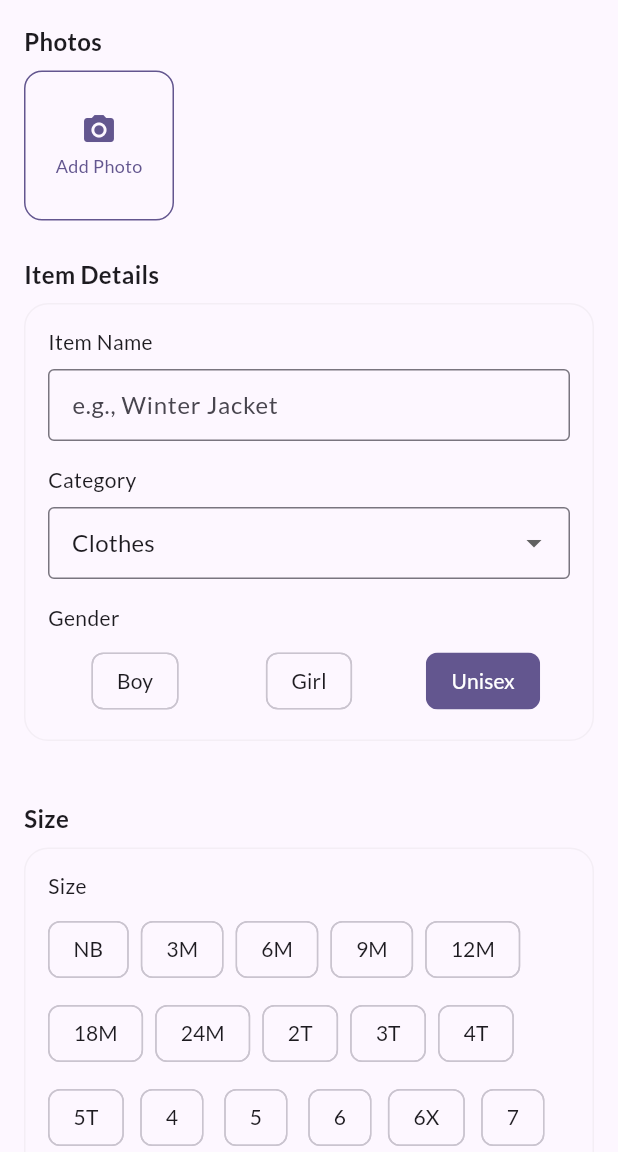
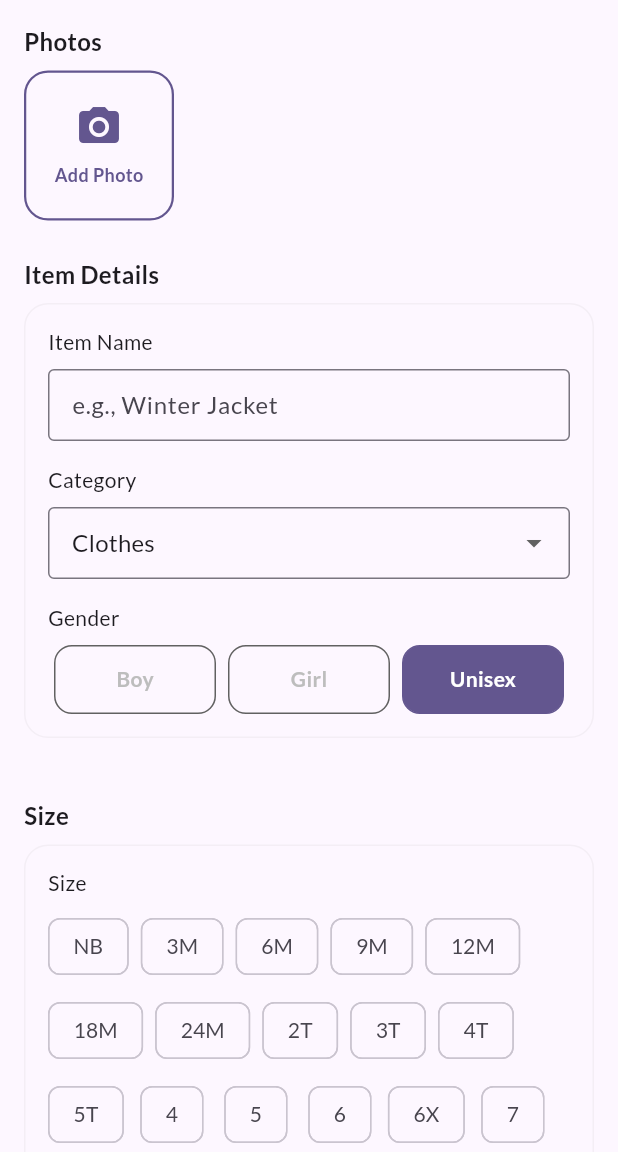
Before and after one commit to MoemenMostafa/SeasonBox, a Flutter app: the AddItemScreen screen opened by its route, on a phone screen of 412 x 824 dp, the part 84-1236 px from its top. Run offline on Flutter 3.47's test engine with Material 3 defaults, Android fonts, the phone set to English and light mode, and no system bars; our stand-ins replace cloud_firestore, drift, firebase_auth, firebase_core, go_router, google_fonts and 2 more; accounts and stored records are empty; generated files the repository leaves out were written again.

Commit message:
feat: Revamp dark theme with new color palette and component styles for inputs, buttons, cards, and chips, updating item screen UI.

```diff
--- a/lib/app/theme/theme.dart
+++ b/lib/app/theme/theme.dart
@@ -24,36 +24,83 @@ class AppTheme {
   static final ThemeData darkTheme = ThemeData(
     useMaterial3: true,
     colorScheme: const ColorScheme.dark(
-      primary: Color(0xFFBB86FC), // Lighter purple for dark mode
-      onPrimary: Colors.black,
+      primary: Color(0xFF6366F1), // Vibrant Indigo/Purple
+      onPrimary: Colors.white,
       secondary: Color(0xFF03DAC6), // Teal
       onSecondary: Colors.black,
-      surface: Color(0xFF121212), // Dark grey surface
+      surface: Color(0xFF1E293B), // Slate 800 (Card Background)
       onSurface: Color(0xFFE0E0E0), // Off-white text
       error: Color(0xFFCF6679),
     ),
-    scaffoldBackgroundColor: const Color(0xFF121212),
+    scaffoldBackgroundColor: const Color(0xFF0F172A), // Slate 900 (Background)
     appBarTheme: const AppBarTheme(
       backgroundColor: Colors.transparent,
       elevation: 0,
       iconTheme: IconThemeData(color: Colors.white),
+      titleTextStyle: TextStyle(
+        color: Colors.white,
+        fontSize: 20,
+        fontWeight: FontWeight.bold,
+      ),
     ),
-    cardColor: Colors.grey.withValues(alpha: 0.1),
+    cardColor: const Color(0xFF1E293B), // Slate 800
     cardTheme: CardThemeData(
-      color: Colors.grey.withValues(alpha: 0.1),
-      elevation: 2,
+      color: const Color(0xFF1E293B),
+      elevation: 0,
       shape: RoundedRectangleBorder(borderRadius: BorderRadius.circular(16)),
+      margin: EdgeInsets.zero,
+    ),
+    inputDecorationTheme: InputDecorationTheme(
+      filled: true,
+      fillColor:
+          const Color(0xFF334155), // Slate 700 (Input Box - Lighter than Card)
+      border: OutlineInputBorder(
+        borderRadius: BorderRadius.circular(12),
+        borderSide: BorderSide.none,
+      ),
+      enabledBorder: OutlineInputBorder(
+        borderRadius: BorderRadius.circular(12),
+        borderSide: BorderSide.none,
+      ),
+      focusedBorder: OutlineInputBorder(
+        borderRadius: BorderRadius.circular(12),
+        borderSide: const BorderSide(color: Color(0xFF6366F1), width: 2),
+      ),
+      contentPadding: const EdgeInsets.symmetric(horizontal: 16, vertical: 16),
+      hintStyle: TextStyle(color: Colors.grey.shade400),
+    ),
+    elevatedButtonTheme: ElevatedButtonThemeData(
+      style: ElevatedButton.styleFrom(
+        backgroundColor: const Color(0xFF6366F1),
+        foregroundColor: Colors.white,
+        shape: RoundedRectangleBorder(borderRadius: BorderRadius.circular(12)),
+        padding: const EdgeInsets.symmetric(vertical: 16),
+        textStyle: const TextStyle(fontSize: 16, fontWeight: FontWeight.bold),
+      ),
     ),
     bottomNavigationBarTheme: const BottomNavigationBarThemeData(
-      backgroundColor: Color(0xFF1E1E1E),
-      selectedItemColor: Color(0xFFBB86FC),
+      backgroundColor: Color(0xFF0F172A),
+      selectedItemColor: Color(0xFF6366F1),
       unselectedItemColor: Colors.grey,
     ),
     textTheme: GoogleFonts.latoTextTheme(ThemeData.dark().textTheme),
     floatingActionButtonTheme: const FloatingActionButtonThemeData(
-      backgroundColor: Color(0xFFBB86FC),
-      foregroundColor: Colors.black,
+      backgroundColor: Color(0xFF6366F1),
+      foregroundColor: Colors.white,
       shape: CircleBorder(),
+    ),
+    chipTheme: ChipThemeData(
+      backgroundColor: const Color(0xFF334155), // Slate 700 (Unselected)
+      selectedColor: const Color(0xFF6366F1), // Indigo (Selected)
+      disabledColor: Colors.grey.shade800,
+      labelStyle: const TextStyle(color: Colors.white),
+      secondaryLabelStyle: const TextStyle(color: Colors.white),
+      padding: const EdgeInsets.symmetric(horizontal: 12, vertical: 12),
+      shape: RoundedRectangleBorder(
+        borderRadius: BorderRadius.circular(8),
+        side: BorderSide.none,
+      ),
+      showCheckmark: false,
     ),
   );
 }
--- a/lib/features/items/screens/add_item_screen.dart
+++ b/lib/features/items/screens/add_item_screen.dart
@@ -53,8 +53,6 @@ class _AddItemScreenState extends State<AddItemScreen> {
 
   bool _isCustomSize = false;
   final TextEditingController _customSizeController = TextEditingController();
-
-  final List<String> _genders = ['Boy', 'Girl', 'Unisex'];
 
   // Size Constants
   static const List<String> _clothesSizes = [
@@ -335,31 +333,39 @@ class _AddItemScreenState extends State<AddItemScreen> {
                                 width: 100,
                                 margin: const EdgeInsets.only(right: 12),
                                 decoration: BoxDecoration(
+                                  color: theme.cardColor,
+                                  borderRadius: BorderRadius.circular(16),
                                   border: Border.all(
-                                      color: theme.colorScheme.primary,
-                                      style: BorderStyle
-                                          .solid), // Dashed border would require custom painter or package
-                                  borderRadius: BorderRadius.circular(12),
+                                    color: theme.colorScheme.primary,
+                                    width: 1.5,
+                                    style: BorderStyle
+                                        .solid, // Dotted border is hard in standard Flutter without package, using solid with color for now or custom painter.
+                                    // Reference shows dotted. Let's stick to solid for simplicity or use a dashed border package if available.
+                                    // Given constraints, I'll use a DashedBorder if I can, but standard Border is solid.
+                                    // I'll simulate a "dashed" look by using a specific color or just stick to the solid primary color which looks good.
+                                    // Actually, let's use a standard solid border but with the right color.
+                                  ),
                                 ),
                                 child: InkWell(
                                   onTap: () {
-                                    ScaffoldMessenger.of(context).showSnackBar(
-                                      const SnackBar(
-                                          content: Text(
-                                              'Photo capture coming soon')),
-                                    );
+                                    // TODO: Implement photo picker
                                   },
-                                  borderRadius: BorderRadius.circular(12),
+                                  borderRadius: BorderRadius.circular(16),
                                   child: Column(
                                     mainAxisAlignment: MainAxisAlignment.center,
                                     children: [
                                       Icon(Icons.camera_alt,
-                                          color: theme.colorScheme.primary),
-                                      const SizedBox(height: 4),
-                                      Text('Add Photo',
-                                          style: TextStyle(
-                                              color: theme.colorScheme.primary,
-                                              fontSize: 12)),
+                                          color: theme.colorScheme.primary,
+                                          size: 32),
+                                      const SizedBox(height: 8),
+                                      Text(
+                                        'Add Photo',
+                                        style: TextStyle(
+                                          color: theme.colorScheme.primary,
+                                          fontSize: 12,
+                                          fontWeight: FontWeight.bold,
+                                        ),
+                                      ),
                                     ],
                                   ),
                                 ),
@@ -422,35 +428,7 @@ class _AddItemScreenState extends State<AddItemScreen> {
                               const Text('Gender',
                                   style: TextStyle(fontSize: 14)),
                               const SizedBox(height: 8),
-                              Row(
-                                children: _genders.map((gender) {
-                                  final isSelected = _selectedGender == gender;
-                                  return Expanded(
-                                    child: Padding(
-                                      padding: const EdgeInsets.symmetric(
-                                          horizontal: 4.0),
-                                      child: ChoiceChip(
-                                        label: Text(gender),
-                                        selected: isSelected,
-                                        onSelected: (selected) {
-                                          if (selected) {
-                                            setState(
-                                                () => _selectedGender = gender);
-                                          }
-                                        },
-                                        selectedColor: theme.primaryColor,
-                                        labelStyle: TextStyle(
-                                          color: isSelected
-                                              ? Colors.white
-                                              : theme
-                                                  .textTheme.bodyMedium?.color,
-                                        ),
-                                        showCheckmark: false,
-                                      ),
-                                    ),
-                                  );
-                                }).toList(),
-                              ),
+                              _buildGenderSelector(theme),
                             ],
                           ),
                         ),
@@ -486,14 +464,6 @@ class _AddItemScreenState extends State<AddItemScreen> {
                                           });
                                         }
                                       },
-                                      selectedColor: theme.primaryColor,
-                                      labelStyle: TextStyle(
-                                        color: !_isCustomSize &&
-                                                _selectedSize == size
-                                            ? Colors.white
-                                            : theme.textTheme.bodyMedium?.color,
-                                      ),
-                                      showCheckmark: false,
                                     );
                                   }),
                                   ChoiceChip(
@@ -507,13 +477,6 @@ class _AddItemScreenState extends State<AddItemScreen> {
                                         });
                                       }
                                     },
-                                    selectedColor: theme.primaryColor,
-                                    labelStyle: TextStyle(
-                                      color: _isCustomSize
-                                          ? Colors.white
-                                          : theme.textTheme.bodyMedium?.color,
-                                    ),
-                                    showCheckmark: false,
                                   ),
                                 ],
                               ),
@@ -616,13 +579,6 @@ class _AddItemScreenState extends State<AddItemScreen> {
                                         }
                                       });
                                     },
-                                    selectedColor: theme.primaryColor,
-                                    labelStyle: TextStyle(
-                                      color: isSelected
-                                          ? Colors.white
-                                          : theme.textTheme.bodyMedium?.color,
-                                    ),
-                                    showCheckmark: false,
                                   );
                                 }).toList(),
                               ),
@@ -652,7 +608,6 @@ class _AddItemScreenState extends State<AddItemScreen> {
                                             value: m.id, child: Text(m.name))),
                                       ],
                                       onChanged: (v) {
-                                        print('DEBUG: Dropdown changed to: $v');
                                         setState(() => _assignedChildId = v);
                                       },
                                     ),
@@ -744,38 +699,62 @@ class _AddItemScreenState extends State<AddItemScreen> {
                         const SizedBox(height: 32),
 
                         // Action Buttons
-                        SizedBox(
+                        // Action Buttons
+                        Container(
                           width: double.infinity,
+                          height: 56,
+                          decoration: BoxDecoration(
+                            gradient: const LinearGradient(
+                              colors: [
+                                Color(0xFF6366F1),
+                                Color(0xFF8B5CF6)
+                              ], // Indigo to Violet
+                              begin: Alignment.centerLeft,
+                              end: Alignment.centerRight,
+                            ),
+                            borderRadius: BorderRadius.circular(12),
+                            boxShadow: [
+                              BoxShadow(
+                                color: const Color(0xFF6366F1)
+                                    .withValues(alpha: 0.3),
+                                blurRadius: 12,
+                                offset: const Offset(0, 6),
+                              ),
+                            ],
+                          ),
                           child: ElevatedButton(
                             onPressed: _saveItem,
                             style: ElevatedButton.styleFrom(
-                              padding: const EdgeInsets.symmetric(vertical: 16),
-                              backgroundColor: theme.primaryColor,
-                              foregroundColor: Colors.white,
+                              backgroundColor: Colors.transparent,
+                              shadowColor: Colors.transparent,
                               shape: RoundedRectangleBorder(
                                 borderRadius: BorderRadius.circular(12),
                               ),
                             ),
                             child: Text(
-                                widget.item != null
-                                    ? 'Update Item'
-                                    : 'Save Item',
-                                style: const TextStyle(
-                                    fontSize: 16, fontWeight: FontWeight.bold)),
+                              widget.item != null ? 'Update Item' : 'Save Item',
+                              style: const TextStyle(
+                                fontSize: 16,
+                                fontWeight: FontWeight.bold,
+                                color: Colors.white,
+                              ),
+                            ),
                           ),
                         ),
-                        const SizedBox(height: 12),
+                        const SizedBox(height: 16),
                         SizedBox(
                           width: double.infinity,
+                          height: 56,
                           child: OutlinedButton(
                             onPressed: () => context.pop(),
                             style: OutlinedButton.styleFrom(
-                              padding: const EdgeInsets.symmetric(vertical: 16),
+                              side: BorderSide(color: Colors.grey.shade700),
                               shape: RoundedRectangleBorder(
                                 borderRadius: BorderRadius.circular(12),
                               ),
                             ),
-                            child: const Text('Cancel'),
+                            child: const Text('Cancel',
+                                style: TextStyle(color: Colors.white)),
                           ),
                         ),
                         const SizedBox(height: 24),
@@ -783,6 +762,44 @@ class _AddItemScreenState extends State<AddItemScreen> {
                     ),
                   ),
                 ),
+    );
+  }
+
+  Widget _buildGenderSelector(ThemeData theme) {
+    return Row(
+      children: ['Boy', 'Girl', 'Unisex'].map((gender) {
+        final isSelected = _selectedGender == gender;
+        return Expanded(
+          child: Padding(
+            padding: const EdgeInsets.symmetric(horizontal: 4),
+            child: GestureDetector(
+              onTap: () => setState(() => _selectedGender = gender),
+              child: Container(
+                padding: const EdgeInsets.symmetric(vertical: 12),
+                decoration: BoxDecoration(
+                  color: isSelected
+                      ? theme.colorScheme.primary
+                      : Colors.transparent,
+                  borderRadius: BorderRadius.circular(12),
+                  border: Border.all(
+                    color: isSelected
+                        ? theme.colorScheme.primary
+                        : Colors.grey.shade700,
+                  ),
+                ),
+                alignment: Alignment.center,
+                child: Text(
+                  gender,
+                  style: TextStyle(
+                    color: isSelected ? Colors.white : Colors.grey.shade400,
+                    fontWeight: FontWeight.bold,
+                  ),
+                ),
+              ),
+            ),
+          ),
+        );
+      }).toList(),
     );
   }
 
```
Also changed, not shown: lib/features/items/screens/items_screen.dart (+44 -26 lines), lib/features/members/screens/add_family_member_screen.dart (+35 -11 lines), lib/features/storage/screens/add_storage_location_screen.dart (+44 -14 lines).
